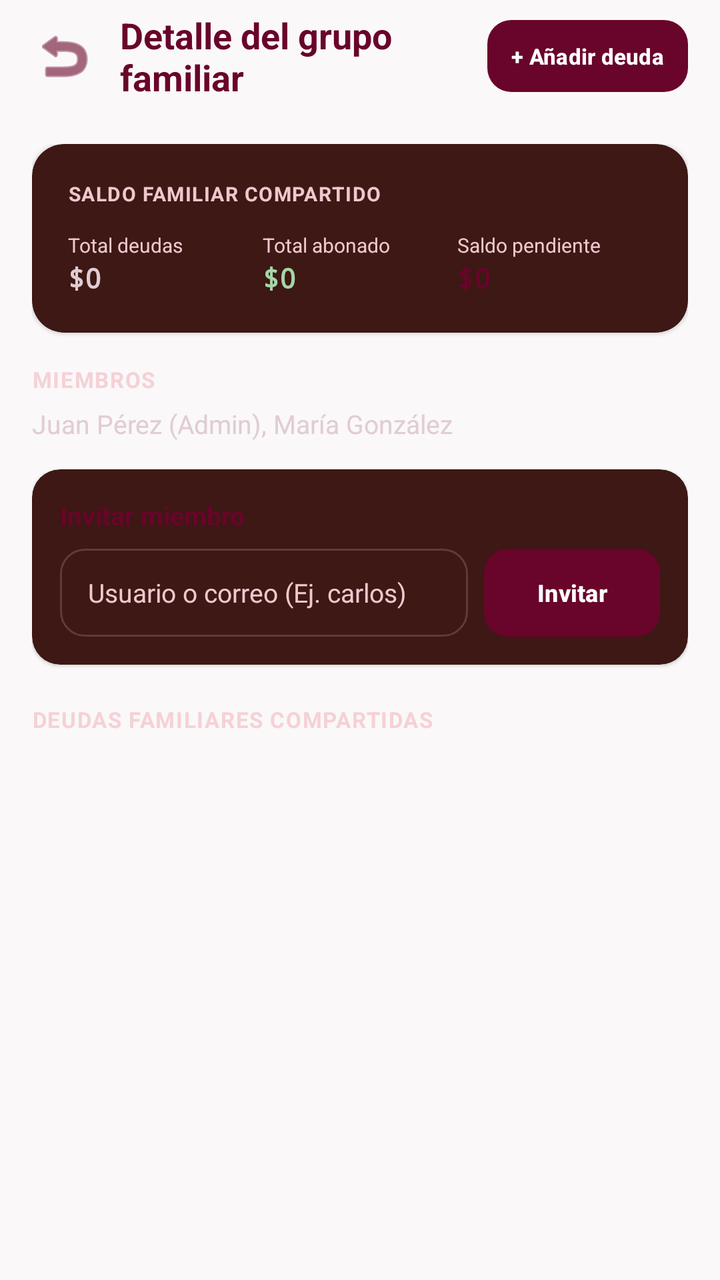
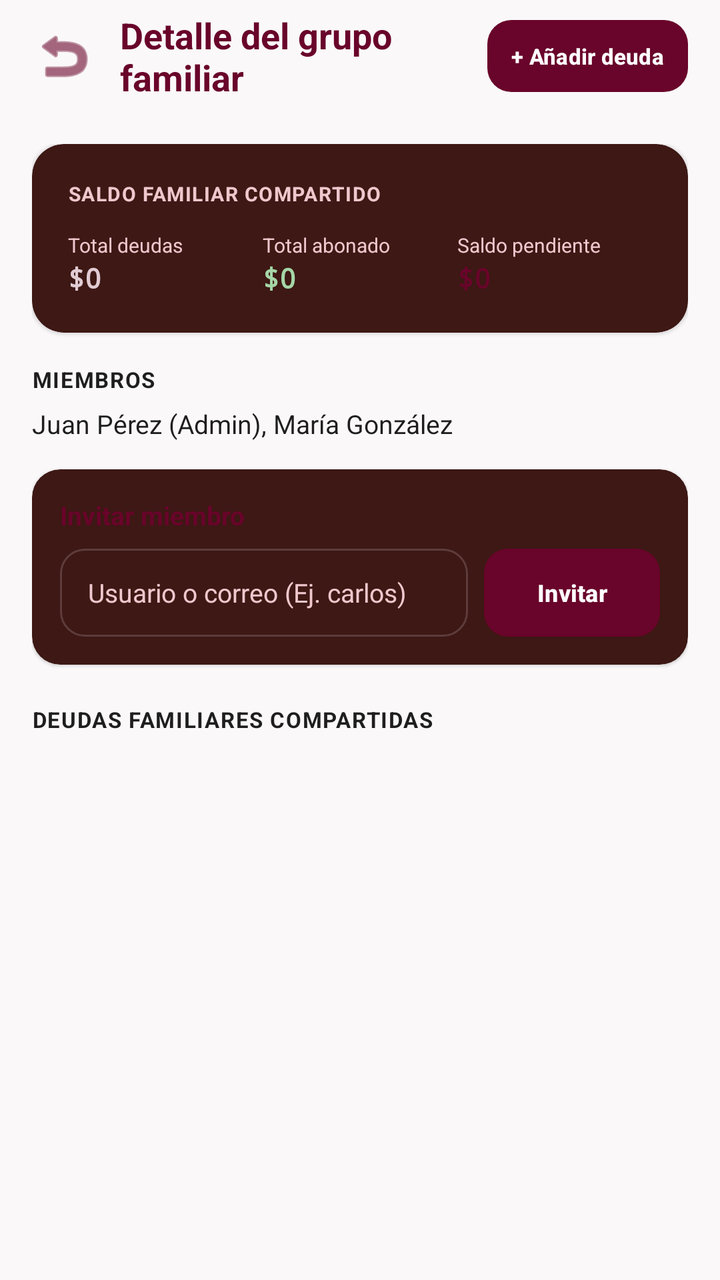

Screens rendered from an Android XML layout before and after an edit, with the pre-edit source and the edit as a unified diff.
<!-- AndroidManifest.xml: application theme Theme.Freyr -->
<!-- res/layout/activity_family_group_detail.xml -->
<?xml version="1.0" encoding="utf-8"?>
<LinearLayout xmlns:android="http://schemas.android.com/apk/res/android"
    xmlns:app="http://schemas.android.com/apk/res-auto"
    android:layout_width="match_parent"
    android:layout_height="match_parent"
    android:orientation="vertical"
    android:background="@color/freyr_background">

    
    <LinearLayout
        android:layout_width="match_parent"
        android:layout_height="56dp"
        android:orientation="horizontal"
        android:gravity="center_vertical"
        android:paddingStart="12dp"
        android:paddingEnd="16dp">

        <ImageButton
            android:id="@+id/btn_volver"
            android:layout_width="40dp"
            android:layout_height="40dp"
            android:background="?attr/selectableItemBackgroundBorderless"
            android:src="@android:drawable/ic_menu_revert"
            android:contentDescription="@string/btn_back"
            app:tint="@color/freyr_primary" />

        <TextView
            android:id="@+id/texto_titulo_grupo"
            android:layout_width="0dp"
            android:layout_height="wrap_content"
            android:layout_weight="1"
            android:text="Detalle del grupo familiar"
            android:textColor="@color/freyr_primary"
            android:textSize="18sp"
            android:textStyle="bold"
            android:layout_marginStart="8dp" />

        <Button
            android:id="@+id/btn_agregar_deuda_grupo"
            android:layout_width="wrap_content"
            android:layout_height="36dp"
            android:text="+ Añadir deuda"
            android:textSize="11sp"
            android:textStyle="bold"
            android:background="@drawable/bg_button_primary"
            android:textColor="#FFFFFF"
            android:paddingStart="12dp"
            android:paddingEnd="12dp"
            app:backgroundTint="@null" />
    </LinearLayout>

    <ScrollView
        android:layout_width="match_parent"
        android:layout_height="match_parent"
        android:padding="16dp">

        <LinearLayout
            android:layout_width="match_parent"
            android:layout_height="wrap_content"
            android:orientation="vertical">

            
            <androidx.cardview.widget.CardView
                android:layout_width="match_parent"
                android:layout_height="wrap_content"
                app:cardCornerRadius="16dp"
                app:cardElevation="1dp"
                app:cardBackgroundColor="@color/freyr_surface"
                android:layout_marginBottom="16dp">

                <LinearLayout
                    android:layout_width="match_parent"
                    android:layout_height="wrap_content"
                    android:orientation="vertical"
                    android:padding="18dp">

                    <TextView
                        android:layout_width="wrap_content"
                        android:layout_height="wrap_content"
                        android:text="SALDO FAMILIAR COMPARTIDO"
                        android:textColor="@color/freyr_text_secondary"
                        android:textSize="10sp"
                        android:textStyle="bold"
                        android:letterSpacing="0.05" />

                    <LinearLayout
                        android:layout_width="match_parent"
                        android:layout_height="wrap_content"
                        android:orientation="horizontal"
                        android:layout_marginTop="12dp">

                        <LinearLayout
                            android:layout_width="0dp"
                            android:layout_height="wrap_content"
                            android:layout_weight="1"
                            android:orientation="vertical">
                            <TextView
                                android:layout_width="wrap_content"
                                android:layout_height="wrap_content"
                                android:text="@string/total_debido"
                                android:textColor="@color/freyr_text_secondary"
                                android:textSize="10sp" />
                            <TextView
                                android:id="@+id/texto_total_deuda_grupo"
                                android:layout_width="wrap_content"
                                android:layout_height="wrap_content"
                                android:text="$0"
                                android:textColor="@color/freyr_text_primary"
                                android:textSize="14sp"
                                android:textStyle="bold"
                                android:fontFamily="monospace" />
                        </LinearLayout>

                        <LinearLayout
                            android:layout_width="0dp"
                            android:layout_height="wrap_content"
                            android:layout_weight="1"
                            android:orientation="vertical">
                            <TextView
                                android:layout_width="wrap_content"
                                android:layout_height="wrap_content"
                                android:text="@string/total_pagado"
                                android:textColor="@color/freyr_text_secondary"
                                android:textSize="10sp" />
                            <TextView
                                android:id="@+id/texto_total_pagado_grupo"
                                android:layout_width="wrap_content"
                                android:layout_height="wrap_content"
                                android:text="$0"
                                android:textColor="@color/freyr_status_paid"
                                android:textSize="14sp"
                                android:textStyle="bold"
                                android:fontFamily="monospace" />
                        </LinearLayout>

                        <LinearLayout
                            android:layout_width="0dp"
                            android:layout_height="wrap_content"
                            android:layout_weight="1"
                            android:orientation="vertical">
                            <TextView
                                android:layout_width="wrap_content"
                                android:layout_height="wrap_content"
                                android:text="@string/total_pendiente"
                                android:textColor="@color/freyr_text_secondary"
                                android:textSize="10sp" />
                            <TextView
                                android:id="@+id/texto_saldo_pendiente_grupo"
                                android:layout_width="wrap_content"
                                android:layout_height="wrap_content"
                                android:text="$0"
                                android:textColor="@color/freyr_primary"
                                android:textSize="14sp"
                                android:textStyle="bold"
                                android:fontFamily="monospace" />
                        </LinearLayout>
                    </LinearLayout>
                </LinearLayout>
            </androidx.cardview.widget.CardView>

            
            <TextView
                android:id="@+id/tv_members_title"
                android:layout_width="wrap_content"
                android:layout_height="wrap_content"
                android:text="MIEMBROS"
                android:textColor="@color/freyr_text_secondary"
                android:textSize="11sp"
                android:textStyle="bold"
                android:letterSpacing="0.05"
                android:layout_marginBottom="6dp" />

            <TextView
                android:id="@+id/texto_lista_miembros"
                android:layout_width="match_parent"
                android:layout_height="wrap_content"
                android:text="Juan Pérez (Admin), María González"
                android:textColor="@color/freyr_text_primary"
                android:textSize="13sp"
                android:layout_marginBottom="14dp" />

            
            <androidx.cardview.widget.CardView
                android:layout_width="match_parent"
                android:layout_height="wrap_content"
                app:cardCornerRadius="14dp"
                app:cardElevation="1dp"
                app:cardBackgroundColor="@color/freyr_surface"
                android:layout_marginBottom="20dp">

                <LinearLayout
                    android:layout_width="match_parent"
                    android:layout_height="wrap_content"
                    android:orientation="vertical"
                    android:padding="14dp">

                    <TextView
                        android:layout_width="wrap_content"
                        android:layout_height="wrap_content"
                        android:text="Invitar miembro"
                        android:textColor="@color/freyr_primary"
                        android:textSize="13sp"
                        android:textStyle="bold"
                        android:layout_marginBottom="8dp" />

                    <LinearLayout
                        android:layout_width="match_parent"
                        android:layout_height="wrap_content"
                        android:orientation="horizontal"
                        android:gravity="center_vertical">

                        <EditText
                            android:id="@+id/identificador_invitacion"
                            android:layout_width="0dp"
                            android:layout_height="44dp"
                            android:layout_weight="1"
                            android:background="@drawable/bg_edit_text"
                            android:hint="Usuario o correo (Ej. carlos)"
                            android:inputType="text"
                            android:maxLines="1"
                            android:textColor="@color/freyr_text_primary"
                            android:textSize="13sp"
                            android:layout_marginEnd="8dp" />

                        <Button
                            android:id="@+id/enviar_invitacion"
                            android:layout_width="wrap_content"
                            android:layout_height="44dp"
                            android:text="Invitar"
                            android:textSize="12sp"
                            android:textStyle="bold"
                            android:background="@drawable/bg_button_primary"
                            android:textColor="#FFFFFF"
                            app:backgroundTint="@null" />
                    </LinearLayout>

                    <TextView
                        android:id="@+id/texto_resultado_invitacion"
                        android:layout_width="match_parent"
                        android:layout_height="wrap_content"
                        android:text=""
                        android:textSize="11sp"
                        android:visibility="gone"
                        android:layout_marginTop="6dp" />
                </LinearLayout>
            </androidx.cardview.widget.CardView>

            
            <TextView
                android:layout_width="wrap_content"
                android:layout_height="wrap_content"
                android:text="DEUDAS FAMILIARES COMPARTIDAS"
                android:textColor="@color/freyr_text_secondary"
                android:textSize="11sp"
                android:textStyle="bold"
                android:letterSpacing="0.05"
                android:layout_marginBottom="8dp" />

            <TextView
                android:id="@+id/texto_sin_deudas_grupo"
                android:layout_width="match_parent"
                android:layout_height="wrap_content"
                android:text="No hay deudas familiares registradas en este grupo aún."
                android:textColor="@color/freyr_text_secondary"
                android:textSize="12sp"
                android:padding="16dp"
                android:visibility="gone" />

            <androidx.recyclerview.widget.RecyclerView
                android:id="@+id/lista_visual_deudas_grupo"
                android:layout_width="match_parent"
                android:layout_height="wrap_content"
                android:nestedScrollingEnabled="false" />

        </LinearLayout>
    </ScrollView>
</LinearLayout>
<!-- resources referenced by this layout -->
<resources>
  <color name="freyr_background">#FAF8F9</color>
  <color name="freyr_primary">#69042A</color>
  <color name="freyr_status_paid">#A5D6A7</color>
  <color name="freyr_surface">#3D1814</color>
  <color name="freyr_text_primary">#E1CCD4</color>
  <color name="freyr_text_secondary">#F6F5CFD4</color>
  <!-- drawable bg_button_primary (drawable) -->
  <?xml version="1.0" encoding="utf-8"?>
  <ripple xmlns:android="http://schemas.android.com/apk/res/android"
      android:color="#33FFFFFF">
      <item>
          <shape android:shape="rectangle">
              <corners android:radius="12dp" />
              <solid android:color="@color/freyr_primary" />
          </shape>
      </item>
  </ripple>
  <!-- drawable bg_edit_text (drawable) -->
  <?xml version="1.0" encoding="utf-8"?>
  <selector xmlns:android="http://schemas.android.com/apk/res/android">
      <item android:state_focused="true">
          <shape android:shape="rectangle">
              <corners android:radius="12dp" />
              <solid android:color="@color/freyr_surface" />
              <stroke android:width="2dp" android:color="@color/freyr_primary" />
              <padding android:bottom="12dp" android:left="14dp" android:right="14dp" android:top="12dp" />
          </shape>
      </item>
      <item>
          <shape android:shape="rectangle">
              <corners android:radius="12dp" />
              <solid android:color="@color/freyr_surface" />
              <stroke android:width="1dp" android:color="@color/freyr_border" />
              <padding android:bottom="12dp" android:left="14dp" android:right="14dp" android:top="12dp" />
          </shape>
      </item>
  </selector>
  <string name="btn_back">Volver</string>
  <string name="total_debido">Total deudas</string>
  <string name="total_pagado">Total abonado</string>
  <string name="total_pendiente">Saldo pendiente</string>
  <style name="Theme.Freyr" parent="Theme.Material3.Dark.NoActionBar">
          
          <item name="colorPrimary">@color/freyr_primary</item>
          <item name="colorPrimaryDark">@color/freyr_primary_dark</item>
          <item name="colorSecondary">@color/freyr_secondary</item>
          <item name="colorOnPrimary">#FFFFFF</item>
          <item name="colorOnSecondary">@color/freyr_primary</item>
  
          
          <item name="android:colorBackground">@color/freyr_background</item>
          <item name="colorSurface">@color/freyr_surface</item>
          <item name="colorOnSurface">@color/freyr_text_primary</item>
  
          
          <item name="android:statusBarColor">@color/freyr_background</item>
          <item name="android:windowLightStatusBar">false</item>
          <item name="android:navigationBarColor">@color/freyr_background</item>
          <item name="android:windowLightNavigationBar">false</item>
          
          
          <item name="android:textColor">@color/freyr_text_primary</item>
          <item name="android:textColorHint">@color/freyr_text_secondary</item>
          <item name="colorControlNormal">@color/freyr_secondary</item>
          <item name="colorControlActivated">@color/freyr_primary</item>
      </style>
  <color name="freyr_border">#33E1CCD4</color>
  <color name="freyr_primary_dark">#4A031E</color>
  <color name="freyr_secondary">#E1CCD4</color>
</resources>

<!-- the commit's change to res/layout/activity_family_group_detail.xml (unified diff, before → after) -->
@@ -163,21 +163,21 @@
                 android:id="@+id/tv_members_title"
                 android:layout_width="wrap_content"
                 android:layout_height="wrap_content"
+                android:layout_marginBottom="6dp"
+                android:letterSpacing="0.05"
                 android:text="MIEMBROS"
-                android:textColor="@color/freyr_text_secondary"
+                android:textColor="@color/freyr_card_bg"
                 android:textSize="11sp"
-                android:textStyle="bold"
-                android:letterSpacing="0.05"
-                android:layout_marginBottom="6dp" />
+                android:textStyle="bold" />
 
             <TextView
                 android:id="@+id/texto_lista_miembros"
                 android:layout_width="match_parent"
                 android:layout_height="wrap_content"
+                android:layout_marginBottom="14dp"
                 android:text="Juan Pérez (Admin), María González"
-                android:textColor="@color/freyr_text_primary"
-                android:textSize="13sp"
-                android:layout_marginBottom="14dp" />
+                android:textColor="@color/freyr_card_bg"
+                android:textSize="13sp" />
 
             
             <androidx.cardview.widget.CardView
@@ -249,12 +249,12 @@
             <TextView
                 android:layout_width="wrap_content"
                 android:layout_height="wrap_content"
+                android:layout_marginBottom="8dp"
+                android:letterSpacing="0.05"
                 android:text="DEUDAS FAMILIARES COMPARTIDAS"
-                android:textColor="@color/freyr_text_secondary"
+                android:textColor="@color/freyr_card_bg"
                 android:textSize="11sp"
-                android:textStyle="bold"
-                android:letterSpacing="0.05"
-                android:layout_marginBottom="8dp" />
+                android:textStyle="bold" />
 
             <TextView
                 android:id="@+id/texto_sin_deudas_grupo"
<!-- resource entries referenced after the edit -->
@@ -1,6 +1,7 @@
 <!-- resources referenced by this layout -->
 <resources>
   <color name="freyr_background">#FAF8F9</color>
+  <color name="freyr_card_bg">#1E1E1E</color>
   <color name="freyr_primary">#69042A</color>
   <color name="freyr_status_paid">#A5D6A7</color>
   <color name="freyr_surface">#3D1814</color>
